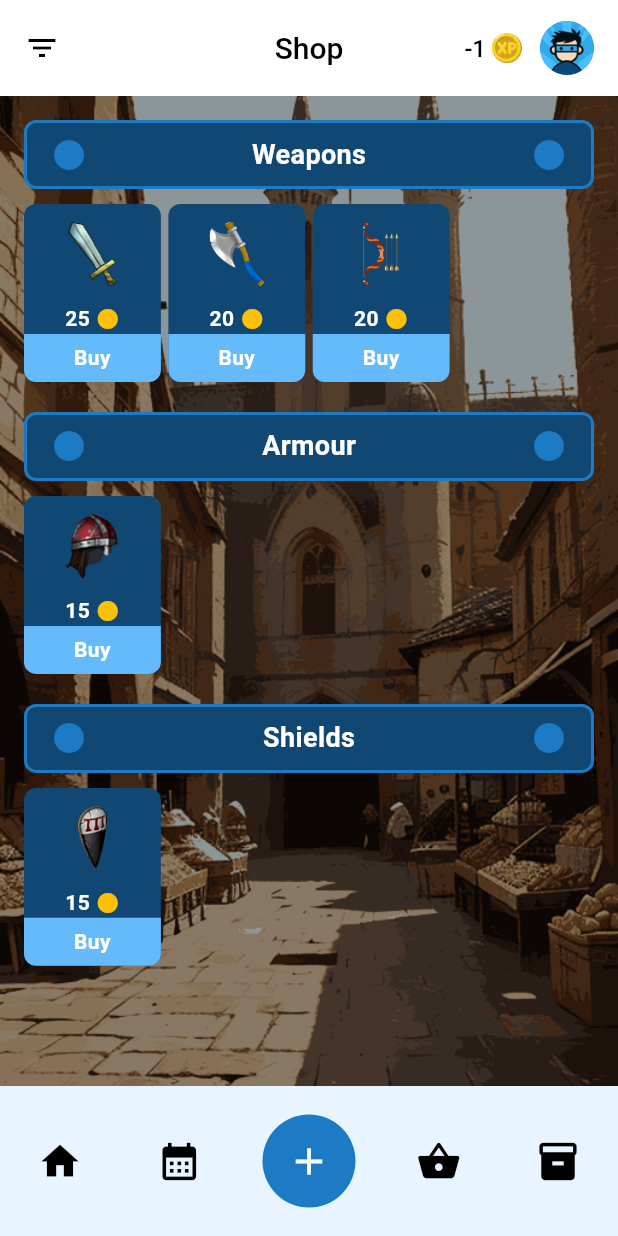
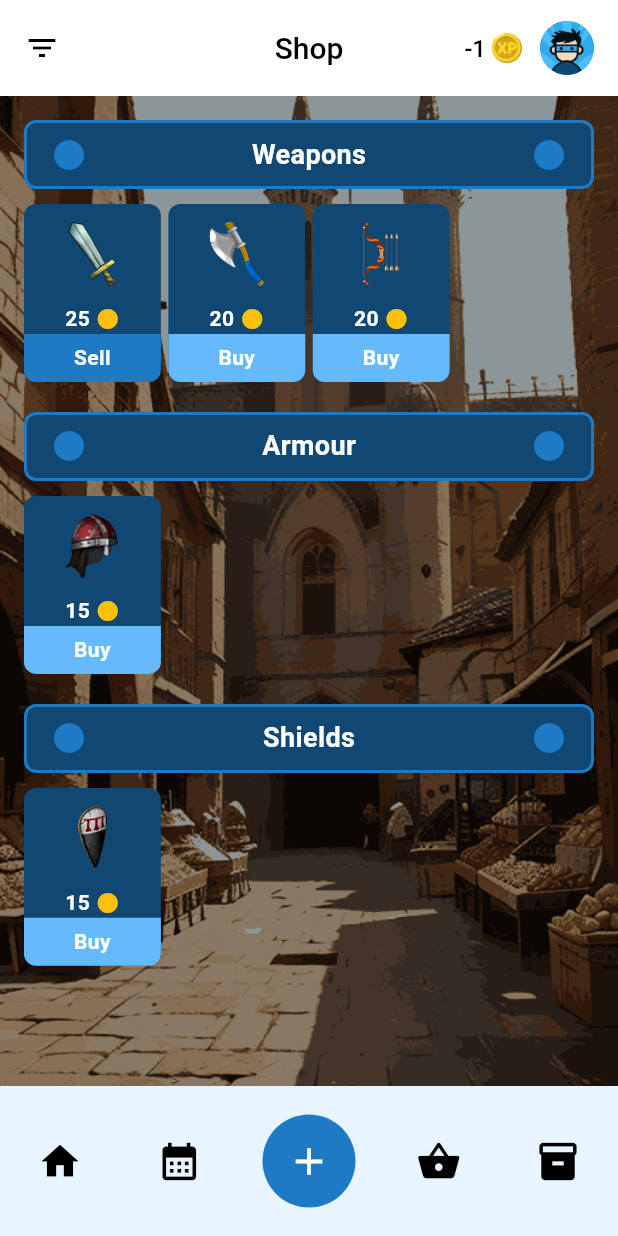
Before and after one commit to JosimCoussens/taskhero, a Flutter app: the screen it shows after launch, item 4 of the bottom bar chosen, after a tap on "Buy", on a phone screen of 412 x 824 dp. Run offline on Flutter 3.47's test engine with Material 3 defaults, Android fonts, the phone set to English and light mode, and no system bars; our stand-ins replace cloud_firestore, firebase_core, flutter_svg, syncfusion_flutter_datepicker; accounts and stored records are empty.

Commit message:
Update item IDs, enhance shop page interactions, and implement sell functionality in ItemService

```diff
--- a/lib/constants.dart
+++ b/lib/constants.dart
@@ -75,7 +75,7 @@ class AppParams {
   ];
   static List<Item> allItems = [
     Item(
-      id: 5,
+      id: 0,
       name: 'Silver Sword',
       category: ItemCategory.Weapons,
       imagePath: 'assets/images/sword.png',
@@ -91,7 +91,7 @@ class AppParams {
       price: 20,
     ),
     Item(
-      id: 1,
+      id: 2,
       name: 'Bow',
       category: ItemCategory.Weapons,
       imagePath: 'assets/images/bow.png',
@@ -99,7 +99,7 @@ class AppParams {
       price: 20,
     ),
     Item(
-      id: 2,
+      id: 3,
       name: 'Helmet 1',
       category: ItemCategory.Armour,
       imagePath: 'assets/images/helmets/helmet_1.png',
--- a/lib/pages/shop_page.dart
+++ b/lib/pages/shop_page.dart
@@ -13,7 +13,6 @@ class ShopPage extends StatefulWidget {
 }
 
 class _ShopPageState extends State<ShopPage> {
-  // Configuration for grid layout
   final int amountPerRow = 4;
   final double spacing = 5;
   late double itemWidth;
@@ -47,7 +46,9 @@ class _ShopPageState extends State<ShopPage> {
       if (categorizedItems.containsKey(category) &&
           categorizedItems[category]!.isNotEmpty) {
         sectionWidgets.add(
-          _buildSection(category, categorizedItems[category] ?? []),
+          _buildSection(category, categorizedItems[category] ?? [], () {
+            setState(() {});
+          }),
         );
       }
     }
@@ -85,7 +86,11 @@ class _ShopPageState extends State<ShopPage> {
   }
 
   // Build a section with title and items
-  Widget _buildSection(String title, List<Item> items) {
+  Widget _buildSection(
+    String title,
+    List<Item> items,
+    Function onItemTransaction,
+  ) {
     return Column(
       crossAxisAlignment: CrossAxisAlignment.stretch,
       children: [
@@ -130,7 +135,7 @@ class _ShopPageState extends State<ShopPage> {
             ),
             itemCount: items.length,
             itemBuilder: (context, index) {
-              return _buildShopItem(items[index]);
+              return _buildShopItem(items[index], onItemTransaction);
             },
           ),
         const SizedBox(height: 20),
@@ -139,7 +144,7 @@ class _ShopPageState extends State<ShopPage> {
   }
 
   // Build a shop item (weapon, armor, etc.)
-  Widget _buildShopItem(Item item) {
+  Widget _buildShopItem(Item item, Function onItemTransaction) {
     return Container(
       decoration: BoxDecoration(
         color: AppColors.primary,
@@ -168,8 +173,14 @@ class _ShopPageState extends State<ShopPage> {
             ],
           ),
           GestureDetector(
-            onTap: () {
-              ItemService.buy(item);
+            onTap: () async {
+              if (item.isPurchased) {
+                await ItemService.sell(item);
+                onItemTransaction();
+              } else {
+                await ItemService.buy(item);
+                onItemTransaction();
+              }
             },
             child: Container(
               width: double.infinity,
--- a/lib/services/item_service.dart
+++ b/lib/services/item_service.dart
@@ -3,6 +3,13 @@ import 'package:taskhero/classes/item.dart';
 import 'package:taskhero/constants.dart';
 
 class ItemService {
+  static Future<void> setAppItems() async {
+    var boughtItems = await ItemService.getBoughtItems();
+    for (var item in AppParams.allItems) {
+      item.isPurchased = boughtItems.any((bought) => bought.id == item.id);
+    }
+  }
+
   static Future<List<Item>> getBoughtItems() {
     // get list from firebase
     return FirebaseFirestore.instance
@@ -10,34 +17,40 @@ class ItemService {
         .doc('properties')
         .get()
         .then((value) {
-          List<int> inventory =
-              (value.data()?['inventory'] as List<dynamic>)
-                  .map((e) => e as int)
-                  .toList();
-          // get items from allItems
-          return AppParams.allItems
-              .where((item) => inventory.contains(item.id))
-              .toList();
+          List<Item> items = [];
+          for (var id in value.data()!['inventory']) {
+            items.add(AppParams.allItems.firstWhere((i) => i.id == id));
+          }
+          return items;
         });
   }
 
   static Future<void> buy(Item item) async {
-    item.isPurchased = true;
-    // get list from firebase
-    List<int> inventory =
-        (await FirebaseFirestore.instance
-            .collection('user')
-            .doc('properties')
-            .get()
-            .then(
-              (value) => value.data()?['inventory'] as List<dynamic>,
-            )).map((e) => e as int).toList();
-    // add item to inventory
-    inventory.add(item.id);
-    // update firebase
+    AppParams.allItems.where((i) => i.id == item.id).first.isPurchased = true;
+    // Update firebase
     await FirebaseFirestore.instance
         .collection('user')
         .doc('properties')
-        .update({'inventory': inventory});
+        .update({
+          'inventory':
+              AppParams.allItems
+                  .where((i) => i.isPurchased)
+                  .map((e) => e.id)
+                  .toList(),
+        });
+  }
+
+  static Future<void> sell(Item item) async {
+    AppParams.allItems.where((i) => i.id == item.id).first.isPurchased = false;
+    await FirebaseFirestore.instance
+        .collection('user')
+        .doc('properties')
+        .update({
+          'inventory':
+              AppParams.allItems
+                  .where((i) => i.isPurchased)
+                  .map((e) => e.id)
+                  .toList(),
+        });
   }
 }
```
